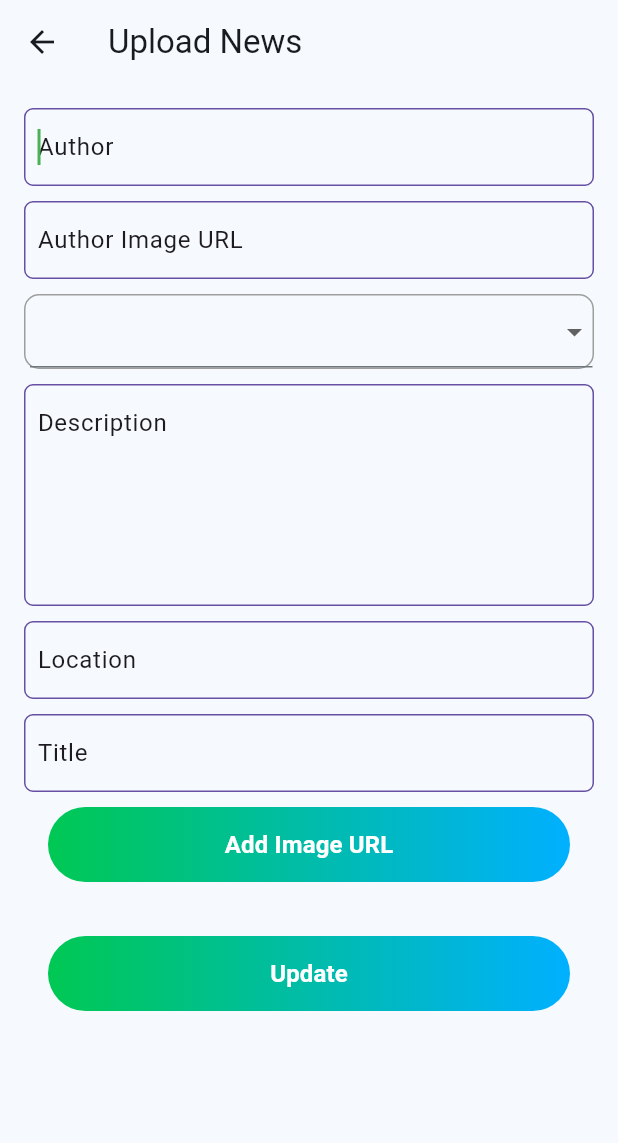
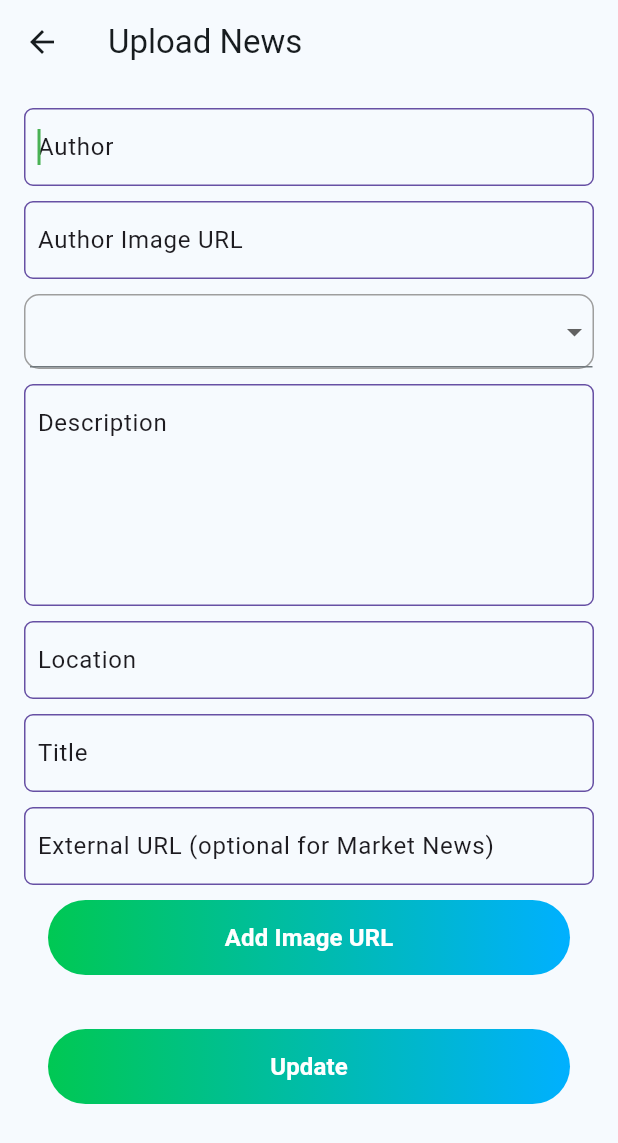
Before and after one commit to softdeveloper88/primax_lyalaty_program, a Flutter app: the AdminNewsCard widget shown alone on an empty page, opened directly with empty values, after a tap on an icon or button, on a phone screen of 412 x 824 dp. Shown: the top 1143 px of the screen. Run offline on Flutter 3.47's test engine with Material 3 defaults, Android fonts, the phone set to English and light mode, and no system bars; our stand-ins replace carousel_slider, cloud_firestore, device_info_plus, dio, firebase_analytics, firebase_auth and 27 more; missing offline and left inert: credit_card_type_detector, flutter_downloader, flutter_stripe; accounts and stored records are empty.

Commit message:
new code push

```diff
--- a/lib/screens/dashboard_screen/admin/events/add_news_event.dart
+++ b/lib/screens/dashboard_screen/admin/events/add_news_event.dart
@@ -25,6 +25,7 @@ class _AddNewsEventState extends State<AddNewsEvent> {
   final TextEditingController _fromTimeController = TextEditingController();
   final TextEditingController _toTimeController = TextEditingController();
   final TextEditingController _titleController = TextEditingController();
+  final TextEditingController _urlController = TextEditingController();
 
   bool _isUploading = false;
   bool _isUpdating = false;
@@ -66,6 +67,7 @@ class _AddNewsEventState extends State<AddNewsEvent> {
           _fromTimeController.text = doc['time'].split(' - ')[0];;
           _toTimeController.text = doc['time'].split(' - ')[1];;
           _titleController.text = doc['title'];
+          _urlController.text = doc['url'] ?? '';
           registerUser= doc['register_users'] as List;
           List<String> images = List<String>.from(doc['images'] ?? []);
           _imageControllers = images.map((url) {
@@ -100,6 +102,7 @@ class _AddNewsEventState extends State<AddNewsEvent> {
         'register_users': registerUser,
         'time': '${_fromTimeController.text} - ${_toTimeController.text}',
         'title': _titleController.text,
+        'url': _urlController.text,
         'images': images,
       };
 
@@ -247,6 +250,12 @@ class _AddNewsEventState extends State<AddNewsEvent> {
                   validator: (value) =>
                       value!.isEmpty ? 'Title is required' : null,
                 ),
+                if (!widget.isEvent)
+                  CustomTextFormField(
+                    controller: _urlController,
+                    hintText: 'External URL (optional for Market News)',
+                    textInputType: TextInputType.url,
+                  ),
                 ..._imageControllers.asMap().entries.map((entry) {
                   int index = entry.key;
                   return Row(
--- a/lib/screens/dashboard_screen/admin/news_event_screen.dart
+++ b/lib/screens/dashboard_screen/admin/news_event_screen.dart
@@ -13,6 +13,7 @@ import '../../../core/utils/comman_widget.dart';
 import 'events/event_registered_users_screen.dart';
 import '../../news_event_details_screen/news_event_details_screen.dart';
 import '../../home_screen/widget/searchbar_widget.dart';
+import '../../home_screen/web_view_screen.dart';
 
 class AdminNewsEventScreen extends StatefulWidget {
   const AdminNewsEventScreen({super.key});
@@ -184,8 +185,18 @@ class _AdminNewsCardState extends State<AdminNewsCard> {
 
     return InkWell(
       onTap: () {
-        NewsEventDetailsScreen(widget.data, widget.selectedIndex == 1)
-            .launch(context, pageRouteAnimation: PageRouteAnimation.Slide);
+        // Check if this is a news item with a URL
+        if (widget.selectedIndex == 0 && widget.data['images'] != null && widget.data['images'].toString().isNotEmpty) {
+          // Open URL in WebView
+          WebViewScreen(
+            url: widget.data['images'],
+            title: title,
+          ).launch(context, pageRouteAnimation: PageRouteAnimation.Slide);
+        } else {
+          // Normal behavior - open details screen
+          NewsEventDetailsScreen(widget.data, widget.selectedIndex == 1)
+              .launch(context, pageRouteAnimation: PageRouteAnimation.Slide);
+        }
       },
       child: Container(
         decoration: BoxDecoration(
@@ -262,9 +273,24 @@ class _AdminNewsCardState extends State<AdminNewsCard> {
                     overflow: TextOverflow.ellipsis,
                   ),
                   const SizedBox(height: 4),
-                  HtmlWidget(
-                    displayText,
-                    textStyle: TextStyle(color: Colors.black54),
+                  Row(
+                    children: [
+                      Expanded(
+                        child: HtmlWidget(
+                          displayText,
+                          textStyle: TextStyle(color: Colors.black54),
+                        ),
+                      ),
+                      if (widget.selectedIndex == 0 && widget.data['images'] != null && widget.data['images'].toString().isNotEmpty)
+                        Padding(
+                          padding: const EdgeInsets.only(left: 8.0),
+                          child: Icon(
+                            Icons.open_in_new,
+                            color: Colors.blue,
+                            size: 20,
+                          ),
+                        ),
+                    ],
                   ),
                   const SizedBox(height: 8),
                   if (widget.selectedIndex == 1)
```
Also changed, not shown: lib/screens/home_screen/news_event_screen.dart (+30 -4 lines), lib/screens/news_event_details_screen/news_event_details_screen.dart (+19 -1 lines), 4 other files.
